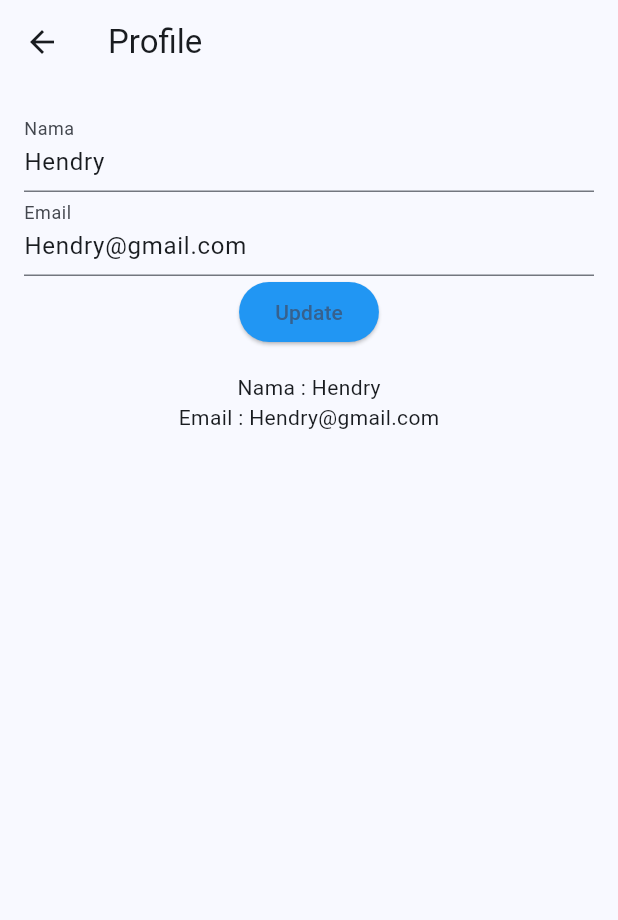
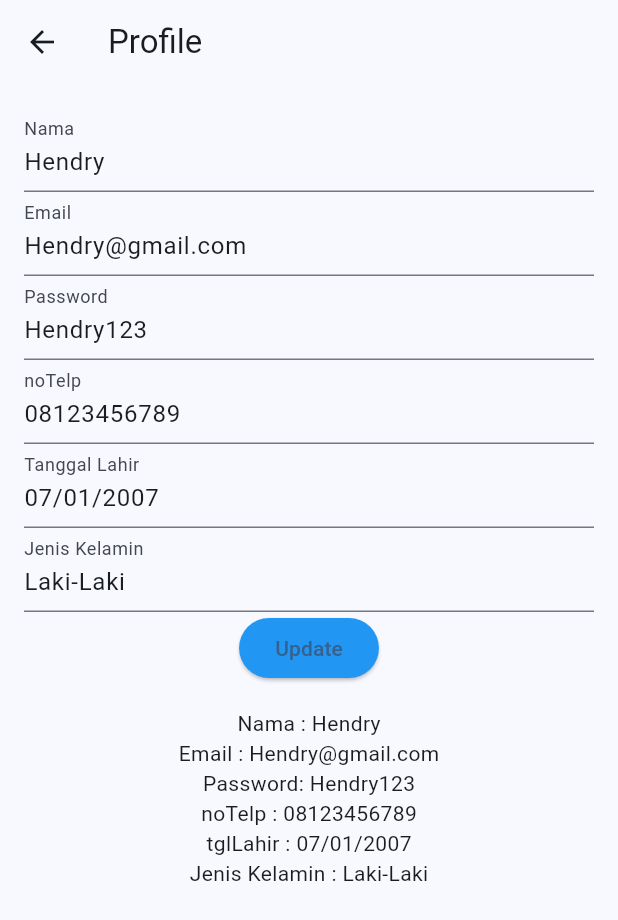
Before and after one commit to byonicku/hospitech, a Flutter app: the ProfilePage screen opened directly, after a tap on "Update", on a phone screen of 412 x 824 dp. Shown: the top 920 px of the screen. Run offline on Flutter 3.47's test engine with Material 2 defaults, Android fonts, the light colour scheme and no system bars; our stand-ins replace flutter_form_builder, form_builder_validators, shared_preferences, sqflite; accounts and stored records are empty.

Commit message:
profilePage

```diff
--- a/lib/View/login.dart
+++ b/lib/View/login.dart
@@ -1,4 +1,5 @@
 import 'package:flutter/material.dart';
+import 'package:tugas_besar_hospital_pbp/View/profile_page.dart';
 import 'package:tugas_besar_hospital_pbp/component/form_component.dart';
 import 'package:tugas_besar_hospital_pbp/main.dart';
 import 'package:tugas_besar_hospital_pbp/View/register.dart';
@@ -138,7 +139,7 @@ class _LoginViewState extends State<LoginView> {
                             );
                           } else if (isRegistered) {
                             navPush(MaterialPageRoute(
-                                builder: (_) => const HomeView()));
+                                builder: (_) => const ProfilePage()));
                             scaffoldMessenger.showSnackBar(
                               const SnackBar(
                                 duration: Duration(seconds: 2),
--- a/lib/View/profile_page.dart
+++ b/lib/View/profile_page.dart
@@ -2,7 +2,9 @@ import 'package:flutter/material.dart';
 import 'package:shared_preferences/shared_preferences.dart';
 
 class ProfilePage extends StatefulWidget {
-  const ProfilePage({super.key});
+  const ProfilePage({
+    super.key,
+  });
 
   @override
   State<ProfilePage> createState() => _ProfilePageState();
@@ -11,24 +13,44 @@ class ProfilePage extends StatefulWidget {
 class _ProfilePageState extends State<ProfilePage> {
   String name = 'Hendry';
   String email = 'Hendry@gmail.com';
+  String password = 'Hendry123';
+  String noTelp = '08123456789';
+  String tglLahir = '07/01/2007';
+  String jenisKelamin = 'Laki-Laki';
 
   TextEditingController nameController = TextEditingController();
   TextEditingController emailController = TextEditingController();
+  TextEditingController passwordController = TextEditingController();
+  TextEditingController noTelpController = TextEditingController();
+  TextEditingController tglLahirController = TextEditingController();
+  TextEditingController jenisKelaminController = TextEditingController();
 
   @override
   void initState() {
     super.initState();
     nameController.text = name;
     emailController.text = email;
+    passwordController.text = password;
+    noTelpController.text = noTelp;
+    tglLahirController.text = tglLahir;
+    jenisKelaminController.text = jenisKelamin;
   }
 
   Future<void> _updateProfile() async {
     SharedPreferences prefs = await SharedPreferences.getInstance();
     prefs.setString('name', nameController.text);
     prefs.setString('email', emailController.text);
+    prefs.setString('password', passwordController.text);
+    prefs.setString('noTelp', noTelpController.text);
+    prefs.setString('tglLahir', tglLahirController.text);
+    prefs.setString('jenisKelamin', jenisKelaminController.text);
     setState(() {
       name = nameController.text;
       email = emailController.text;
+      password = passwordController.text;
+      noTelp = noTelpController.text;
+      tglLahir = tglLahirController.text;
+      jenisKelamin = jenisKelaminController.text;
     });
   }
 
@@ -54,6 +76,28 @@ class _ProfilePageState extends State<ProfilePage> {
                 labelText: 'Email',
               ),
             ),
+            TextField(
+              controller: passwordController,
+              decoration: const InputDecoration(
+                labelText: 'Password',
+              ),
+            ),
+            TextField(
+              controller: noTelpController,
+              decoration: const InputDecoration(
+                labelText: 'noTelp',
+              ),
+            ),
+            TextField(
+              controller: tglLahirController,
+              decoration: const InputDecoration(
+                labelText: 'Tanggal Lahir',
+              ),
+            ),
+            TextField(
+              controller: jenisKelaminController,
+              decoration: const InputDecoration(labelText: 'Jenis Kelamin'),
+            ),
             ElevatedButton(
               onPressed: _updateProfile,
               child: const Text('Update'),
@@ -61,6 +105,10 @@ class _ProfilePageState extends State<ProfilePage> {
             const SizedBox(height: 16.0),
             Text('Nama : $name'),
             Text('Email : $email'),
+            Text('Password: $password'),
+            Text('noTelp : $noTelp'),
+            Text('tglLahir : $tglLahir'),
+            Text('Jenis Kelamin : $jenisKelamin'),
           ],
         ),
       ),
--- a/pubspec.yaml
+++ b/pubspec.yaml
@@ -13,6 +13,7 @@ dependencies:
   sqflite: ^2.2.6
   flutter_form_builder: ^9.1.1
   form_builder_validators: ^9.1.0
+  shared_preferences: ^2.2.2
 
 dev_dependencies:
   flutter_test:
```
Also changed, not shown: pubspec.lock, 1 other file.
